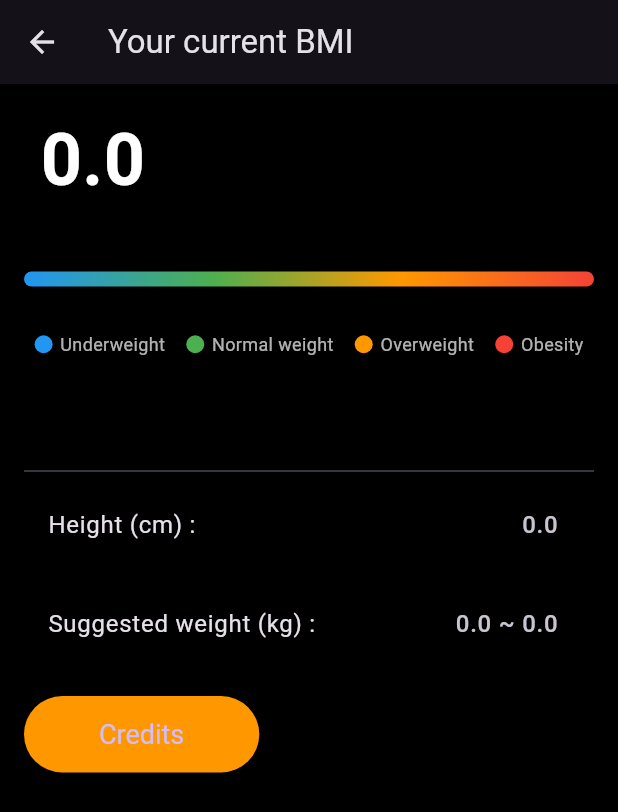
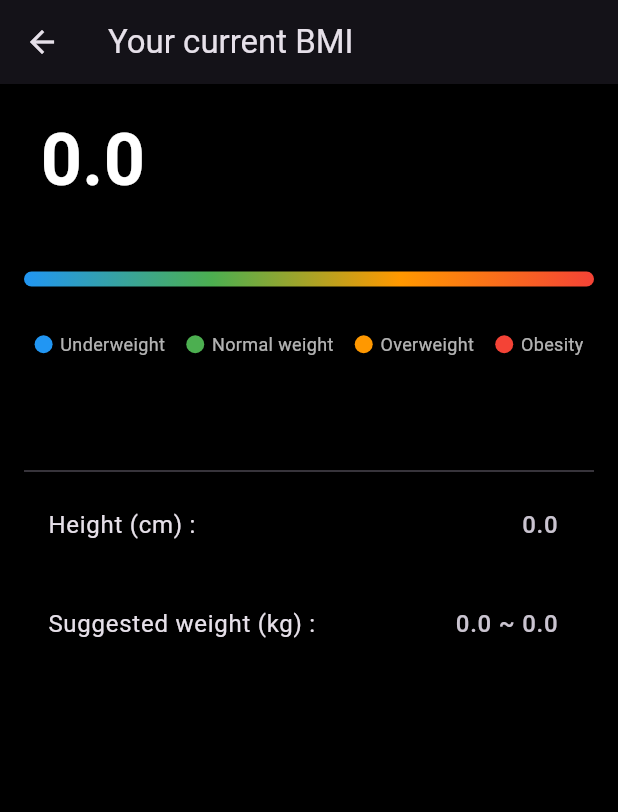
Before and after one commit to Cobra-Sanjay/bmi_calculator, a Flutter app: the ResultPage screen opened by its route, on a phone screen of 412 x 824 dp. Shown: the top 812 px of the screen. Run offline on Flutter 3.47's test engine with Material 3 defaults, Android fonts, the phone set to English and light mode, and no system bars; our stand-ins replace flutter_native_splash, google_fonts.

Commit message:
Update result_page.dart

```diff
--- a/lib/result_page.dart
+++ b/lib/result_page.dart
@@ -1,5 +1,4 @@
 import 'package:flutter/material.dart';
-import 'credit_page.dart';
 
 class ResultPage extends StatelessWidget {
   final double bmi;
@@ -47,8 +46,6 @@ class ResultPage extends StatelessWidget {
               'Suggested weight (kg) : ',
               '${(18.5 * (height / 100) * (height / 100)).toStringAsFixed(1)} ~ ${(24.9 * (height / 100) * (height / 100)).toStringAsFixed(1)}'
             ),
-            const SizedBox(height: 20),
-            _creditsButton(context),
           ],
         ),
       ),
@@ -95,25 +92,6 @@ class ResultPage extends StatelessWidget {
     return ListTile(
       title: Text(title, style: const TextStyle(fontSize: 16)),
       trailing: Text(trailing, style: const TextStyle(fontSize: 16)),
-    );
-  }
-
-  Widget _creditsButton(BuildContext context) {
-    return ElevatedButton(
-      onPressed: () {
-        Navigator.push(
-          context,
-          MaterialPageRoute(
-            builder: (context) => const CreditPage(),
-          ),
-        );
-      },
-      style: ElevatedButton.styleFrom(
-        backgroundColor: Colors.orange,
-        padding: const EdgeInsets.symmetric(horizontal: 50, vertical: 15),
-        textStyle: const TextStyle(fontSize: 18),
-      ),
-      child: const Text('Credits'),
     );
   }
 
```
